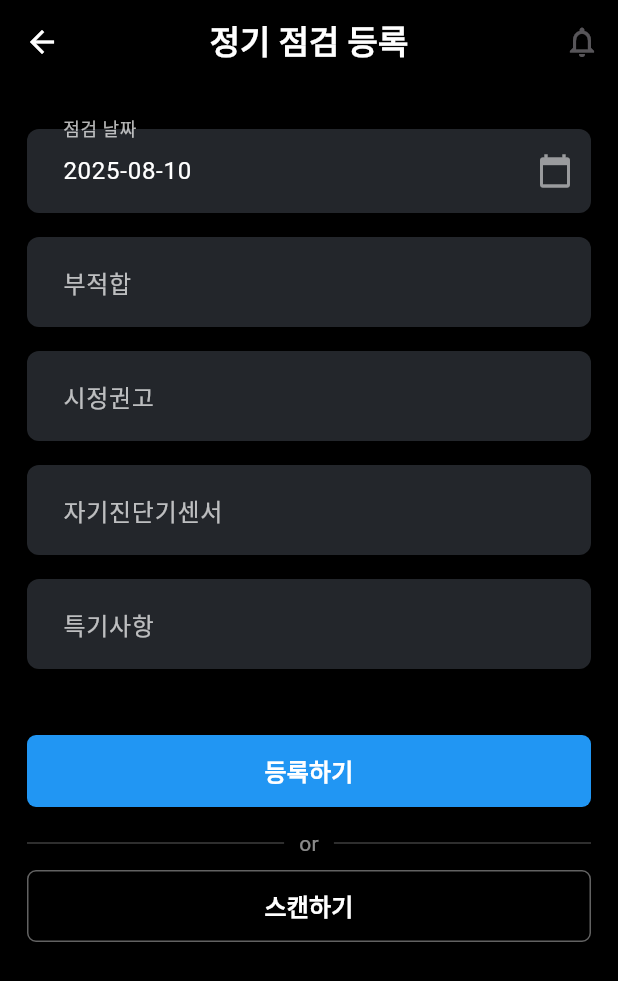
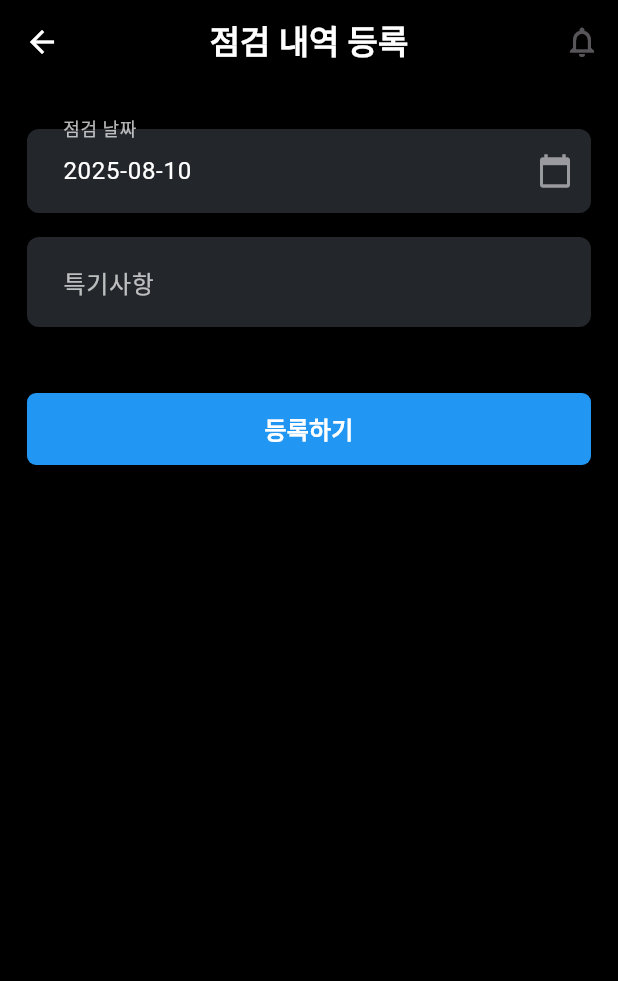
Before and after one commit to liftYun/Moring, a Flutter app: the InspectionRegistrationPage screen opened directly, on a phone screen of 412 x 824 dp. Shown: the top 981 px of the screen. Run offline on Flutter 3.47's test engine with Material 3 defaults, Android fonts, the light colour scheme and no system bars; drawn by our look-alikes of overlay_support; our stand-ins replace camera, dio, firebase_core, firebase_messaging, flutter_local_notifications, flutter_riverpod and 3 more; missing offline and left inert: flutter_client_sse, kakao_flutter_sdk_common, kakao_flutter_sdk_user; accounts and stored records are empty; generated files the repository leaves out were written again; network calls fail.

Commit message:
OCR 제외, 항목 수정

```diff
--- a/front/lib/screens/car/registration_inspection.dart
+++ b/front/lib/screens/car/registration_inspection.dart
@@ -135,7 +135,7 @@ class _InspectionRegistrationPageState extends ConsumerState<InspectionRegistrat
     _car = ref.watch(currentCarProvider);
 
     return BaseScaffold(
-      title: '정기 점검 등록',
+      title: '점검 내역 등록',
       body: SingleChildScrollView(
         padding: const EdgeInsets.fromLTRB(18, 30, 18, 0),
         child: Form(
@@ -164,9 +164,6 @@ class _InspectionRegistrationPageState extends ConsumerState<InspectionRegistrat
                 validator: (v) => (v == null || v.isEmpty) ? '날짜를 입력하세요' : null,
               ),
               const SizedBox(height: 16),
-              buildExpandingField(_inadequateController, '부적합'),
-              buildExpandingField(_recommendationController, '시정권고'),
-              buildExpandingField(_selfDiagnosisController, '자기진단기센서'),
               buildExpandingField(_specialNotesController, '특기사항'),
               const SizedBox(height: 28),
               SizedBox(
@@ -186,38 +183,6 @@ class _InspectionRegistrationPageState extends ConsumerState<InspectionRegistrat
                       : const Text('등록하기', style: TextStyle(fontSize: 16, fontWeight: FontWeight.bold)),
                 ),
               ),
-          const SizedBox(height: 14),
-          Row(
-            children: [
-              Expanded(child: Divider(color: Colors.white24)),
-              const Padding(
-                padding: EdgeInsets.symmetric(horizontal: 10),
-                child: Text('or', style: TextStyle(color: Colors.white54)),
-              ),
-              Expanded(child: Divider(color: Colors.white24)),
-            ],
-          ),
-          const SizedBox(height: 8),
-          SizedBox(
-            height: 48,
-            child: OutlinedButton(
-              onPressed: () {
-                Navigator.pushNamed(context, '/ocr'); // OCR 페이지로 이동
-              },
-              style: OutlinedButton.styleFrom(
-                foregroundColor: Colors.white,
-                side: const BorderSide(color: Colors.white38),
-                backgroundColor: Colors.transparent,
-                shape: RoundedRectangleBorder(
-                  borderRadius: BorderRadius.circular(6),
-                ),
-              ),
-              child: const Text(
-                '스캔하기',
-                style: TextStyle(fontWeight: FontWeight.bold, fontSize: 16, color: Colors.white),
-                  ),
-                ),
-              ),
             ],
           ),
         ),
```
